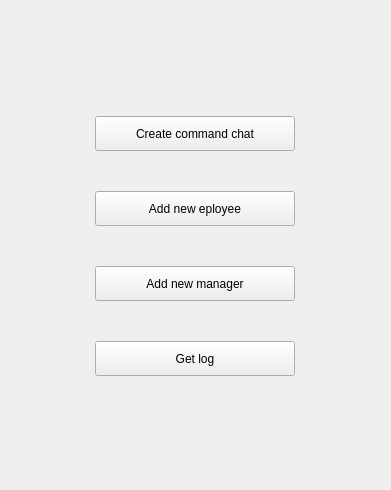
Above: src/client/ui/MenuWidget/menuwidget.ui from DuckLuckBreakout/InCorp-messenger before the change. Below: the same form after it.
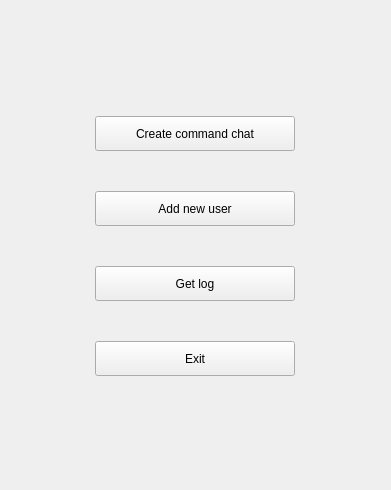
That is the form after the change.

Commit message: Add sign up button to user functions

Diff of the .ui file:
```diff
--- a/src/client/ui/MenuWidget/menuwidget.ui
+++ b/src/client/ui/MenuWidget/menuwidget.ui
@@ -113,7 +113,7 @@
            </size>
           </property>
           <property name="text">
-           <string>Add new eployee</string>
+           <string>Add new user</string>
           </property>
          </widget>
         </item>
@@ -132,42 +132,6 @@
         </property>
        </spacer>
       </item>
-      <item>
-       <layout class="QHBoxLayout" name="horizontalLayout_5">
-        <item>
-         <widget class="QPushButton" name="addManagerButton">
-          <property name="minimumSize">
-           <size>
-            <width>0</width>
-            <height>35</height>
-           </size>
-          </property>
-          <property name="maximumSize">
-           <size>
-            <width>200</width>
-            <height>16777215</height>
-           </size>
-          </property>
-          <property name="text">
-           <string>Add new manager</string>
-          </property>
-         </widget>
-        </item>
-       </layout>
-      </item>
-      <item>
-       <spacer name="verticalSpacer_7">
-        <property name="orientation">
-         <enum>Qt::Vertical</enum>
-        </property>
-        <property name="sizeHint" stdset="0">
-         <size>
-          <width>20</width>
-          <height>40</height>
-         </size>
-        </property>
-       </spacer>
-      </item>
       <item>
        <layout class="QHBoxLayout" name="horizontalLayout_6">
         <item>
@@ -191,6 +155,42 @@
         </item>
        </layout>
       </item>
+      <item>
+       <spacer name="verticalSpacer_7">
+        <property name="orientation">
+         <enum>Qt::Vertical</enum>
+        </property>
+        <property name="sizeHint" stdset="0">
+         <size>
+          <width>20</width>
+          <height>40</height>
+         </size>
+        </property>
+       </spacer>
+      </item>
+      <item>
+       <layout class="QHBoxLayout" name="horizontalLayout_5">
+        <item>
+         <widget class="QPushButton" name="addManagerButton">
+          <property name="minimumSize">
+           <size>
+            <width>0</width>
+            <height>35</height>
+           </size>
+          </property>
+          <property name="maximumSize">
+           <size>
+            <width>200</width>
+            <height>16777215</height>
+           </size>
+          </property>
+          <property name="text">
+           <string>Exit</string>
+          </property>
+         </widget>
+        </item>
+       </layout>
+      </item>
       <item>
        <spacer name="verticalSpacer_3">
         <property name="orientation">
```
Left out of the diff: 2 changed lines with no effect on the pictures. The commit also changes 18 other files.
